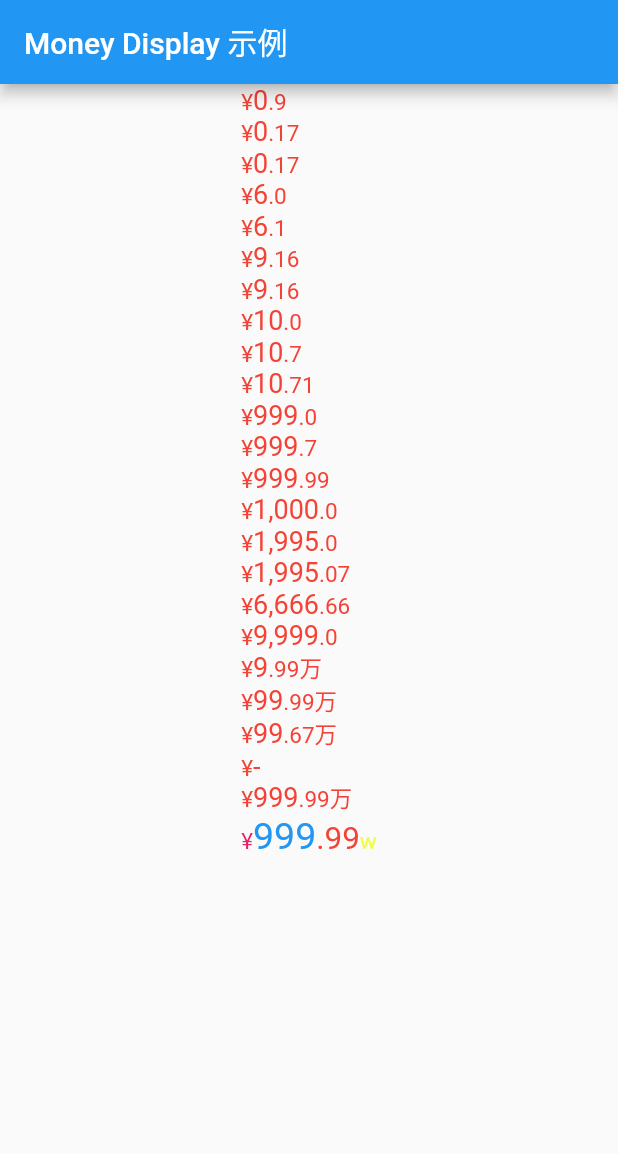
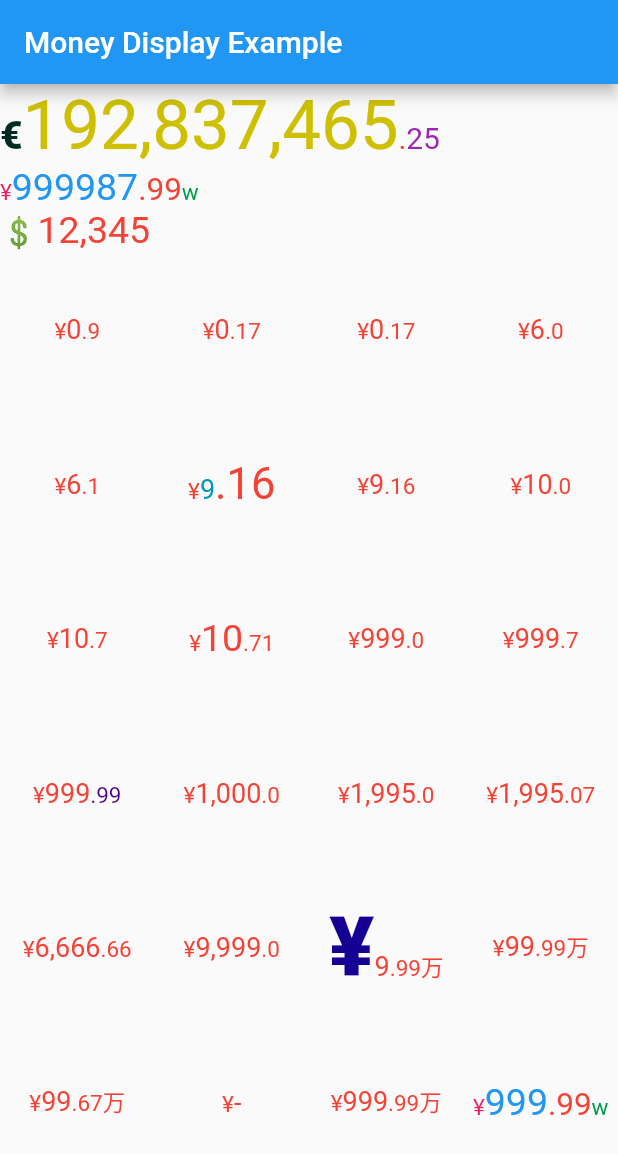
Before and after one commit to jacklee1995/flutter_money_display, a Flutter app: the screen it shows after launch, on a phone screen of 412 x 824 dp. Shown: the top 1154 px of the screen. Run offline on Flutter 3.47's test engine with Material 2 defaults, Android fonts, the phone set to English and light mode, and no system bars.

Commit message:
v1.0.0+2

```diff
--- a/example/lib/main.dart
+++ b/example/lib/main.dart
@@ -6,46 +6,130 @@ void main() {
 }
 
 class MoneyDisplayExample extends StatelessWidget {
-  const MoneyDisplayExample({super.key});
+  const MoneyDisplayExample({Key? key}) : super(key: key);
 
   @override
   Widget build(BuildContext context) {
     return MaterialApp(
       home: Scaffold(
         appBar: AppBar(
-          title: const Text('Money Display 示例'),
+          title:
+              const Text('Money Display Example'), // Setting the app bar title.
         ),
-        body: const Center(
+        body: CustomScrollView(
+          slivers: [
+            const SliverToBoxAdapter(
               child: Column(
                 crossAxisAlignment: CrossAxisAlignment.start,
                 children: [
-              ChineseMoneyDisplayWidget(0.9),
-              ChineseMoneyDisplayWidget(0.17),
-              ChineseMoneyDisplayWidget(0.1796),
-              ChineseMoneyDisplayWidget(6),
-              ChineseMoneyDisplayWidget(6.1),
-              ChineseMoneyDisplayWidget(9.16),
-              ChineseMoneyDisplayWidget(9.1671),
-              ChineseMoneyDisplayWidget(10),
-              ChineseMoneyDisplayWidget(10.7),
-              ChineseMoneyDisplayWidget(10.71),
-              ChineseMoneyDisplayWidget(999),
-              ChineseMoneyDisplayWidget(999.7),
-              ChineseMoneyDisplayWidget(999.99),
-              ChineseMoneyDisplayWidget(1000),
-              ChineseMoneyDisplayWidget(1995.0),
-              ChineseMoneyDisplayWidget(1995.07),
-              ChineseMoneyDisplayWidget(6666.66),
-              ChineseMoneyDisplayWidget(9999),
-              ChineseMoneyDisplayWidget(99999),
-              ChineseMoneyDisplayWidget(999999),
-              ChineseMoneyDisplayWidget(996786),
-              ChineseMoneyDisplayWidget(9999999), // maxNum 默认值为10000
+                  // Widget for displaying money with a euro symbol.
+                  MoneyDisplayWidget(
+                    price: 192837465.2523432, // Set the price to be displayed.
+                    currencySymbol:
+                        CurrencySymbol.euro, // Set the currency symbol to euro.
+                    showTrailingZeros:
+                        false, // Determine whether to show trailing zeros.
+                    currencySymbolSize:
+                        26, // Set the size of the currency symbol.
+                    currencySymbolColor: Color.fromARGB(255, 0, 43,
+                        32), // Set the color of the currency symbol.
+                    currencySymbolFontWeight: FontWeight
+                        .w800, // Set the font weight of the currency symbol.
+                    integerPartColor: Color.fromARGB(
+                        255, 206, 192, 0), // Set the color of the integer part.
+                    integerPartSize: 46, // Set the size of the integer part.
+                    decimalPartColor:
+                        Colors.purple, // Set the color of the decimal part.
+                  ),
+                  // Widget for displaying Chinese money with custom options.
                   ChineseMoneyDisplayWidget(
+                    9999879999.92347,
+                    maxNum: 10000000000, // Set a maximum number for display.
+                    integerColor:
+                        Colors.blue, // Set the color of the integer part.
+                    integerFontsize:
+                        25, // Set the font size of the integer part.
+                    decimalFontsize:
+                        21, // Set the font size of the decimal part.
+                    currencySymbolColor:
+                        Colors.pink, // Set the color of the currency symbol.
+                    tenThousandSymbol: 'w', // Set the ten thousand symbol.
+                    tenThousandSymbolColor: Color.fromARGB(255, 0, 156,
+                        78), // Set the color of the ten thousand symbol.
+                  ),
+                  // Widget for displaying money with a custom currency symbol.
+                  MoneyDisplayWidget(
+                    price: 12345, // Set the price to be displayed.
+                    currencySymbol: CurrencySymbol
+                        .custom, // Set the currency symbol to custom.
+                    customCurrencySymbol:
+                        '💲', // If using a custom currency symbol, set it here.
+                    showTrailingZeros:
+                        false, // Determine whether to show trailing zeros.
+                  ),
+                ],
+              ),
+            ),
+            SliverGrid.count(
+              crossAxisCount: 4,
+              children: const [
+                Center(child: ChineseMoneyDisplayWidget(0.9)),
+                Center(child: ChineseMoneyDisplayWidget(0.17)),
+                Center(child: ChineseMoneyDisplayWidget(0.1796)),
+                Center(child: ChineseMoneyDisplayWidget(6)),
+                Center(child: ChineseMoneyDisplayWidget(6.1)),
+                Center(
+                  child: ChineseMoneyDisplayWidget(
+                    9.16,
+                    decimalFontsize: 29,
+                    integerColor: Color.fromARGB(255, 0, 150, 187),
+                  ),
+                ),
+                Center(child: ChineseMoneyDisplayWidget(9.1671)),
+                Center(child: ChineseMoneyDisplayWidget(10)),
+                Center(child: ChineseMoneyDisplayWidget(10.7)),
+                Center(
+                  child: ChineseMoneyDisplayWidget(
+                    10.71,
+                    integerFontsize: 25,
+                  ),
+                ),
+                Center(child: ChineseMoneyDisplayWidget(999)),
+                Center(child: ChineseMoneyDisplayWidget(999.7)),
+                Center(
+                  child: ChineseMoneyDisplayWidget(
+                    999.99,
+                    decimalDigitColor: Color.fromARGB(255, 80, 0, 133),
+                  ),
+                ),
+                Center(child: ChineseMoneyDisplayWidget(1000)),
+                Center(child: ChineseMoneyDisplayWidget(1995.0)),
+                Center(child: ChineseMoneyDisplayWidget(1995.07)),
+                Center(child: ChineseMoneyDisplayWidget(6666.66)),
+                Center(child: ChineseMoneyDisplayWidget(9999)),
+                Center(
+                  child: ChineseMoneyDisplayWidget(
+                    99999,
+                    currencyFontWeight: FontWeight.w900,
+                    currencySymbolColor: Color.fromARGB(255, 22, 0, 148),
+                    currencySymbolFontsize: 56,
+                  ),
+                ),
+                Center(child: ChineseMoneyDisplayWidget(999999)),
+                Center(child: ChineseMoneyDisplayWidget(996786)),
+                Center(
+                  child: ChineseMoneyDisplayWidget(
+                      9999999), // maxNum defaults to 10000.
+                ),
+                Center(
+                  child: ChineseMoneyDisplayWidget(
                     9999999,
-                maxNum: 10000001,
+                    maxNum:
+                        10000001, // Set a custom maximum number for display.
                   ),
-              ChineseMoneyDisplayWidget(
+                ),
+                Center(
+                  child: ChineseMoneyDisplayWidget(
                     9999999.97,
                     maxNum: 10000001,
                     integerColor: Colors.blue,
@@ -53,10 +137,12 @@ class MoneyDisplayExample extends StatelessWidget {
                     decimalFontsize: 21,
                     currencySymbolColor: Colors.pink,
                     tenThousandSymbol: 'w',
-                tenThousandSymbolColor: Colors.limeAccent,
+                    tenThousandSymbolColor: Color.fromARGB(255, 0, 156, 78),
+                  ),
                 ),
               ],
             ),
+          ],
         ),
       ),
     );
--- a/lib/money_display.dart
+++ b/lib/money_display.dart
@@ -1,3 +1,5 @@
 library money_display;
 
-export 'chinese_money_display_widget.dart' show ChineseMoneyDisplayWidget;
+export 'src/enums.dart';
+export 'src/money_detail_widget.dart';
+export 'src/chinese_money_display_widget.dart' show ChineseMoneyDisplayWidget;
--- a/lib/chinese_money_display_widget.dart
+++ b/lib/src/chinese_money_display_widget.dart
@@ -7,6 +7,7 @@
 /// 有关MIT协议的详细信息，请参阅项目的许可证文档（通常在项目的根目录中的"LICENSE"文件）
 ///
 import 'package:flutter/material.dart';
+import './utils.dart';
 
 class ChineseMoneyDisplayWidget extends StatelessWidget {
   /// 价格，要显示的货币金额
@@ -69,7 +70,7 @@ class ChineseMoneyDisplayWidget extends StatelessWidget {
   /// [currencySymbol]是一个可选参数，表示货币符号，默认为"¥"
   ///
   /// [tenThousandSymbolColor]、[currencySymbolColor]、[overflowSymbolColor]是可选参数，
-  /// 分别表示万位分隔符、货币符号和溢出符号的颜色，默认为红色
+  /// 分别表示万字单位符号、货币符号和溢出符号的颜色，默认为红色
   const ChineseMoneyDisplayWidget(
     this.price, {
     super.key,
@@ -148,7 +149,7 @@ class ChineseMoneyDisplayWidget extends StatelessWidget {
             ''; // 万级小数部分
         // 小数位为空
         if (tenThousandDecimalPartStr == '') {
-          return _addWan(_fText(tenThousandIntegerPartStr, integerFontsize,
+          return _addWan(fText(tenThousandIntegerPartStr, integerFontsize,
               integerColor, integerFontWeight));
         }
         // 需要小数位
@@ -156,9 +157,9 @@ class ChineseMoneyDisplayWidget extends StatelessWidget {
           return _addWan(
             TextSpan(
               children: [
-                _fText(tenThousandIntegerPartStr, integerFontsize, integerColor,
+                fText(tenThousandIntegerPartStr, integerFontsize, integerColor,
                     integerFontWeight), // 整数位
-                _fText('.$tenThousandDecimalPartStr', decimalFontsize,
+                fText('.$tenThousandDecimalPartStr', decimalFontsize,
                     decimalDigitColor, decimalFontWeight) // 小数位
               ],
             ),
@@ -169,16 +170,16 @@ class ChineseMoneyDisplayWidget extends StatelessWidget {
       else if (integerPart >= 1000) {
         // 小数位为空
         if (decimalPartStr == '') {
-          return _fText(_formatWithComma(integerPartStr), integerFontsize,
+          return fText(formatWithComma(integerPartStr), integerFontsize,
               integerColor, integerFontWeight); //整数位
         }
         // 需要小数位
         else {
           return TextSpan(
             children: [
-              _fText(_formatWithComma(integerPartStr), integerFontsize,
+              fText(formatWithComma(integerPartStr), integerFontsize,
                   integerColor, integerFontWeight), // 整数位
-              _fText('.$decimalPartStr', decimalFontsize, decimalDigitColor,
+              fText('.$decimalPartStr', decimalFontsize, decimalDigitColor,
                   decimalFontWeight) // 小数位
             ],
           );
@@ -188,16 +189,16 @@ class ChineseMoneyDisplayWidget extends StatelessWidget {
       else {
         // 小数位为空
         if (decimalPartStr == '') {
-          return _fText(
+          return fText(
               integerPartStr, integerFontsize, integerColor, integerFontWeight);
         }
         // 需要小数位
         else {
           return TextSpan(
             children: [
-              _fText(integerPartStr, integerFontsize, integerColor,
+              fText(integerPartStr, integerFontsize, integerColor,
                   integerFontWeight), // 整数位
-              _fText('.$decimalPartStr', decimalFontsize, decimalDigitColor,
+              fText('.$decimalPartStr', decimalFontsize, decimalDigitColor,
                   decimalFontWeight) // 小数位
             ],
           );
@@ -209,40 +210,13 @@ class ChineseMoneyDisplayWidget extends StatelessWidget {
     }
   }
 
-  // 格式化整数部分，添加千分位分隔符
-  String _formatWithComma(String price) {
-    final parts = price.split('.');
-    final wholePart = parts[0];
-    final decimalPart = parts.length > 1 ? '.${parts[1]}' : '';
-    final regex = RegExp(r'\B(?=(\d{3})+(?!\d))');
-    return wholePart.replaceAllMapped(regex, (Match match) => ',') +
-        decimalPart;
-  }
-
-  // 创建富文本
-  TextSpan _fText(
-    String text,
-    double fontSize,
-    Color color,
-    FontWeight fontWeight,
-  ) {
-    return TextSpan(
-      text: text,
-      style: TextStyle(
-        fontSize: fontSize,
-        color: color,
-        fontWeight: fontWeight,
-      ),
-    );
-  }
-
   @override
   Widget build(BuildContext context) {
     // 构建富文本显示价格
     return RichText(
       text: TextSpan(
         children: [
-          _fText(currencySymbol, currencySymbolFontsize, currencySymbolColor,
+          fText(currencySymbol, currencySymbolFontsize, currencySymbolColor,
               currencyFontWeight), // 添加货币符号，字体大小为decimalFontsize
           _formatPrice(),
         ],
--- /dev/null
+++ b/lib/src/enums.dart
@@ -0,0 +1,8 @@
+enum CurrencySymbol {
+  dollar,
+  euro,
+  yuan,
+  custom,
+  franc,
+  ruble,
+}
--- /dev/null
+++ b/lib/src/money_detail_widget.dart
@@ -0,0 +1,203 @@
+/// ChineseMoneyDisplayWidget 是一个用于在Flutter应用程序中显示中国货币格式价格的组件
+///
+/// 作者：李俊才
+/// 邮箱：291148484@163.com
+/// 协议：MIT
+///
+/// 有关MIT协议的详细信息，请参阅项目的许可证文档（通常在项目的根目录中的"LICENSE"文件）
+///
+import 'package:flutter/material.dart';
+import 'enums.dart';
+import 'utils.dart';
+
+/// 用于显示带有可自定义选项的格式化货币值的组件
+class MoneyDisplayWidget extends StatelessWidget {
+  /// 要显示的价格
+  final double price;
+
+  /// 货币符号的类型
+  final CurrencySymbol currencySymbol;
+
+  /// 如果[currencySymbol]设置为[CurrencySymbol.custom]，则使用自定义货币符号
+  final String customCurrencySymbol;
+
+  /// 货币符号的大小
+  final double currencySymbolSize;
+
+  /// 货币符号的颜色
+  final Color currencySymbolColor;
+
+  /// 货币符号的字体粗细
+  final FontWeight currencySymbolFontWeight;
+
+  /// 整数部分的大小
+  final double integerPartSize;
+
+  /// 整数部分的颜色
+  final Color integerPartColor;
+
+  /// 整数部分的字体粗细
+  final FontWeight integerPartFontWeight;
+
+  /// 小数点的大小
+  final double decimalPointSize;
+
+  /// 小数点的颜色
+  final Color decimalPointColor;
+
+  /// 小数点的字体粗细
+  final FontWeight decimalPointFontWeight;
+
+  /// 小数部分的大小
+  final double decimalPartSize;
+
+  /// 小数部分的颜色
+  final Color decimalPartColor;
+
+  /// 小数部分的字体粗细
+  final FontWeight decimalPartFontWeight;
+
+  /// 确定是否在小数部分显示尾随零
+  final bool showTrailingZeros;
+
+  /// 自定义构造函数用于 MoneyDisplayWidget
+  ///
+  /// [key] 是此组件的唯一键
+  ///
+  /// [price] 是要显示的价格值
+  ///
+  /// [currencySymbol] 定义货币符号的类型（默认为[CurrencySymbol.yuan]）
+  ///
+  /// [currencySymbolSize] 设置货币符号的大小（默认为20）
+  ///
+  /// [currencySymbolColor] 定义货币符号的颜色（默认为红色）
+  ///
+  /// [currencySymbolFontWeight] 设置货币符号的字体粗细（默认为FontWeight.normal）
+  ///
+  /// [integerPartSize] 确定整数部分的大小（默认为25）
+  ///
+  /// [integerPartColor] 定义整数部分的颜色（默认为红色）
+  ///
+  /// [integerPartFontWeight] 设置整数部分的字体粗细（默认为FontWeight.normal）
+  ///
+  /// [decimalPointSize] 设置小数点的大小（默认为20）
+  ///
+  /// [decimalPointColor] 定义小数点的颜色（默认为红色）
+  ///
+  /// [decimalPointFontWeight] 确定小数点的字体粗细（默认为FontWeight.normal）
+  ///
+  /// [decimalPartSize] 确定小数部分的大小（默认为20）
+  ///
+  /// [decimalPartColor] 设置小数部分的颜色（默认为红色）
+  ///
+  /// [decimalPartFontWeight] 设置小数部分的字体粗细（默认为FontWeight.normal）
+  ///
+  /// [showTrailingZeros] 指定是否在小数部分显示尾随零（默认为false）
+  ///
+  /// [customCurrencySymbol] 允许使用自定义货币符号（默认为空字符串）
+  const MoneyDisplayWidget({
+    super.key,
+    required this.price,
+    this.currencySymbol = CurrencySymbol.yuan,
+    this.currencySymbolSize = 20,
+    this.currencySymbolColor = Colors.red,
+    this.currencySymbolFontWeight = FontWeight.normal,
+    this.integerPartSize = 25,
+    this.integerPartColor = Colors.red,
+    this.integerPartFontWeight = FontWeight.normal,
+    this.decimalPointSize = 20,
+    this.decimalPointColor = Colors.red,
+    this.decimalPointFontWeight = FontWeight.normal,
+    this.decimalPartSize = 20,
+    this.decimalPartColor = Colors.red,
+    this.decimalPartFontWeight = FontWeight.normal,
+    this.showTrailingZeros = false,
+    this.customCurrencySymbol = '',
+  });
+
+  @override
+  Widget build(BuildContext context) {
+    // 格式化价格并提取整数和小数部分
+    final formattedPrice = formatPrice(price, showTrailingZeros);
+    final integerPart = formattedPrice['integerPart'];
+    final decimalPart = formattedPrice['decimalPart'];
+
+    // 创建要显示格式化价格的内联跨度列表
+    List<InlineSpan> children = [
+      TextSpan(
+        text: getCurrencySymbol(currencySymbol, customCurrencySymbol),
+        style: TextStyle(
+          fontSize: currencySymbolSize,
+          color: currencySymbolColor,
+          fontWeight: currencySymbolFontWeight,
+        ),
+      ),
+      TextSpan(
+        text: formatWithComma(integerPart!),
+        style: TextStyle(
+          fontSize: integerPartSize,
+          color: integerPartColor,
+          fontWeight: integerPartFontWeight,
+        ),
+      ),
+    ];
+
+    // 如果适用，添加小数点和小数部分
+    if (decimalPart!.isNotEmpty && decimalPart.length >= 2) {
+      children.add(
+        TextSpan(
+          text: '.',
+          style: TextStyle(
+            fontSize: decimalPointSize,
+            color: decimalPointColor,
+            fontWeight: decimalPointFontWeight,
+          ),
+        ),
+      );
+      children.add(
+        TextSpan(
+          text: decimalPart.substring(0, 2),
+          style: TextStyle(
+            fontSize: decimalPartSize,
+            color: decimalPartColor,
+            fontWeight: decimalPartFontWeight,
+          ),
+        ),
+      );
+    }
+
+    return RichText(
+      text: TextSpan(
+        children: children,
+      ),
+    );
+  }
+
+  /// 通过删除小数部分中的尾随零来格式化价格
+  Map<String, String> formatPrice(double price, bool showTrailingZeros) {
+    // 将价格转换为字符串
+    final numberString = price.toString();
+    // 定义用于匹配整数和小数部分的正则表达式
+    final regex = RegExp(r'(\d+)(?:\.(\d+))?');
+    // 尝试匹配正则表达式与数字字符串
+    final match = regex.firstMatch(numberString);
+
+    if (match != null) {
+      final integerPartStr = match.group(1) ?? '';
+      var decimalPartStr = match.group(2) ?? '';
+
+      // 如果需要，从小数部分中删除尾随零
+      if (!showTrailingZeros) {
+        decimalPartStr = decimalPartStr.replaceAll(RegExp(r'0*$'), '');
+      } else if (decimalPartStr.length == 1) {
+        decimalPartStr += '0'; // 补充到有两位小数
+      }
+
+      // 返回格式化后的整数和小数部分
+      return {'integerPart': integerPartStr, 'decimalPart': decimalPartStr};
+    }
+
+    // 如果没有找到匹配项，则返回空字符串
+    return {'integerPart': '', 'decimalPart': ''};
+  }
+}
--- /dev/null
+++ b/lib/src/utils.dart
@@ -0,0 +1,55 @@
+import 'package:flutter/material.dart';
+import 'enums.dart';
+
+/// 格式化整数部分，添加千分位分隔符
+String formatWithComma(String price) {
+  final parts = price.split('.');
+  final wholePart = parts[0];
+  final decimalPart = parts.length > 1 ? '.${parts[1]}' : '';
+  final regex = RegExp(r'\B(?=(\d{3})+(?!\d))');
+  return wholePart.replaceAllMapped(regex, (Match match) => ',') + decimalPart;
+}
+
+/// 创建富文本
+TextSpan fText(
+  String text,
+  double fontSize,
+  Color color,
+  FontWeight fontWeight,
+) {
+  return TextSpan(
+    text: text,
+    style: TextStyle(
+      fontSize: fontSize,
+      color: color,
+      fontWeight: fontWeight,
+    ),
+  );
+}
+
+String getCurrencySymbol(
+    CurrencySymbol currencySymbol, String customCurrencySymbol) {
+  if (currencySymbol == CurrencySymbol.custom) {
+    return customCurrencySymbol;
+  } else {
+    return getCurrencySymbolFromEnum(currencySymbol);
+  }
+}
+
+/// 枚举值转换为货币符号
+String getCurrencySymbolFromEnum(CurrencySymbol symbol) {
+  switch (symbol) {
+    case CurrencySymbol.dollar:
+      return '\$';
+    case CurrencySymbol.euro:
+      return '€';
+    case CurrencySymbol.yuan:
+      return '¥';
+    case CurrencySymbol.franc:
+      return '₣';
+    case CurrencySymbol.ruble:
+      return '₽';
+    default:
+      return '¥';
+  }
+}
--- a/pubspec.yaml
+++ b/pubspec.yaml
@@ -9,7 +9,7 @@ auth:
 
 licence: MIT
 
-version: 1.0.0+1
+version: 1.0.0+2
 
 environment:
   sdk: '>=3.1.3 <4.0.0'
```
Also changed, not shown: example_OZYpI1Nuky.png (added), 1 other file. Lines whose indentation alone changed are shown as unchanged.
